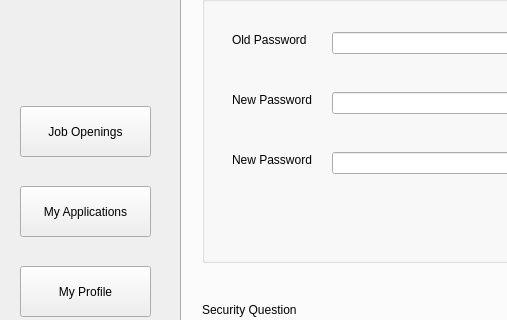
Before: the Qt Designer form frontend/ui/placement_cell_student.ui in raghuvanshraj/Placement-Cell-Management-System, drawn with Qt 5; both pictures show x 0 to 507 and y 94 to 414 of the 992 by 748 pixel window.
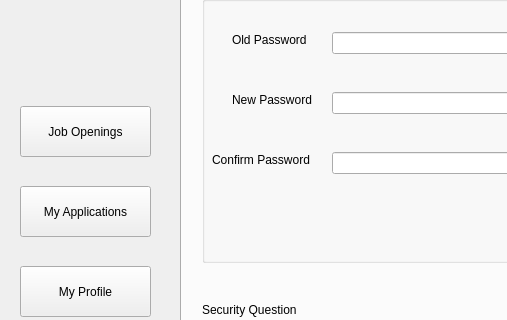
After: the same form once the commit is applied. The open tabs and pages were chosen to show the change. Icons and pictures are not drawn.

The edit to the form file:
```diff
--- a/frontend/ui/placement_cell_student.ui
+++ b/frontend/ui/placement_cell_student.ui
@@ -1427,14 +1427,14 @@
       <widget class="QLabel" name="label_29">
        <property name="geometry">
         <rect>
-         <x>30</x>
+         <x>10</x>
          <y>170</y>
-         <width>91</width>
+         <width>111</width>
          <height>16</height>
         </rect>
        </property>
        <property name="text">
-        <string>New Password</string>
+        <string>Confirm Password</string>
        </property>
       </widget>
       <widget class="QLineEdit" name="lineEdit_19">
```
Left out of the diff: 20 changed lines with no effect on the pictures.
